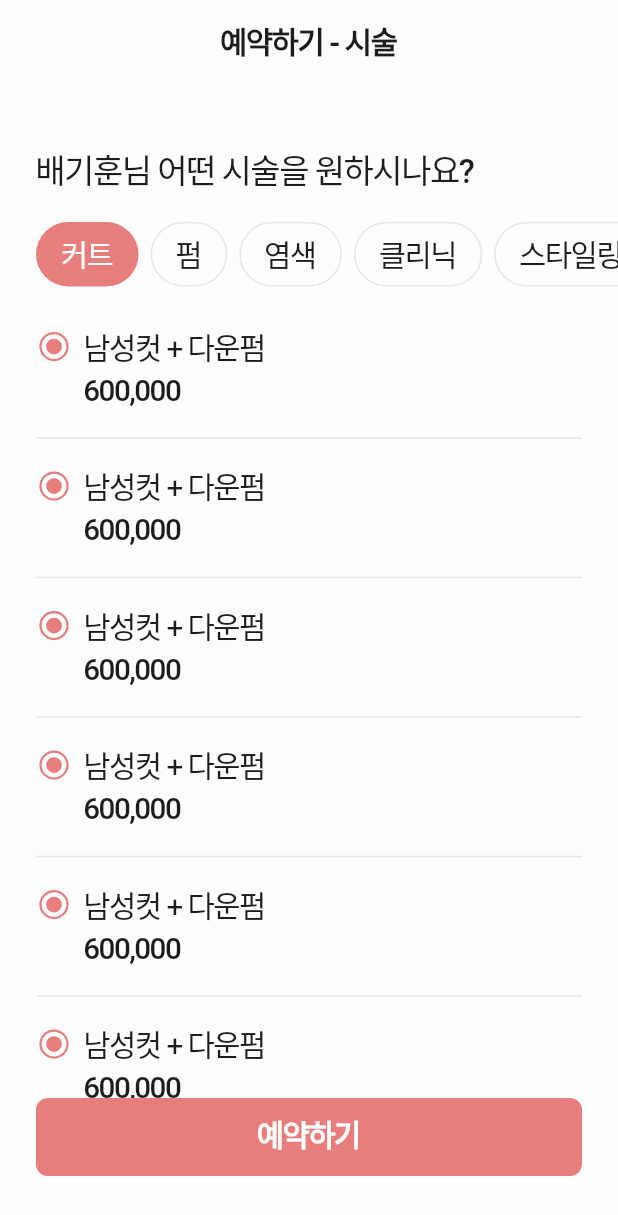
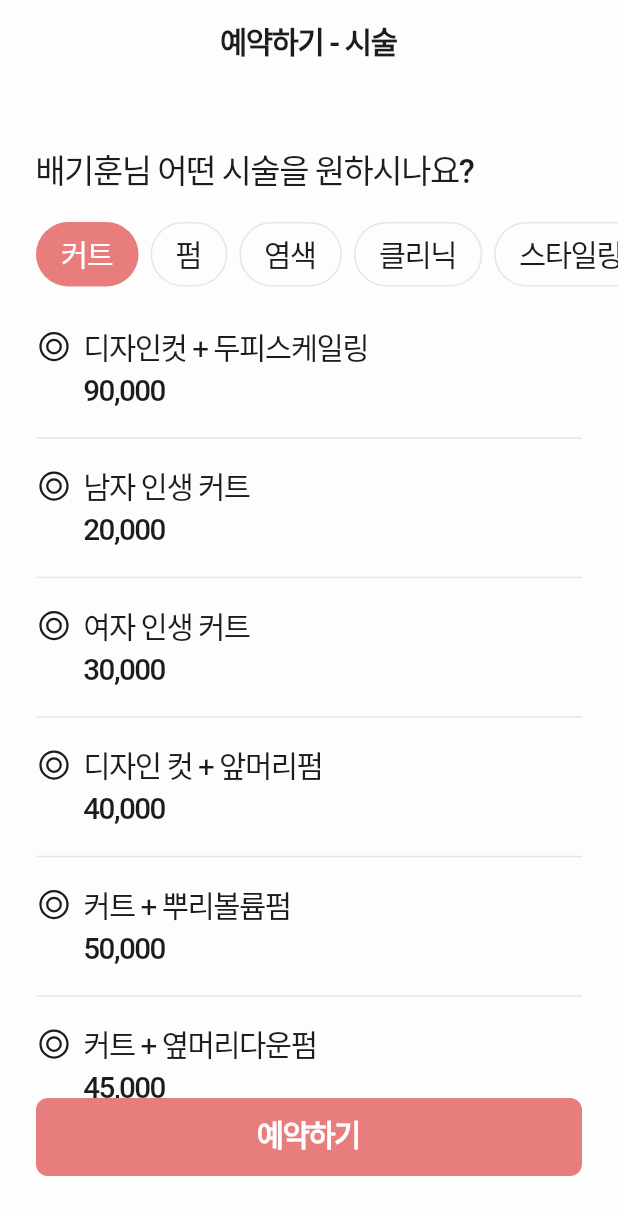
Before and after one commit to yeongwooCho/fall_in_love_with_beauty, a Flutter app: the SelectKindOfResultScreen widget shown alone on an empty page, opened directly, on a phone screen of 412 x 824 dp. Shown: the top 1215 px of the screen. Run offline on Flutter 3.47's test engine with Material 3 defaults, Android fonts, the phone set to English and light mode, and no system bars; our stand-ins replace flutter_riverpod, fluttertoast, go_router, grouped_list, loading_animation_widget, multi_dropdown and 2 more; Roboto replaces fonts that are missing (Pretendard).

Commit message:
[feat] 시술 선택화면 구현

```diff
--- a/lib/reserve/model/reservation_model.dart
+++ b/lib/reserve/model/reservation_model.dart
@@ -5,12 +5,16 @@ class ReservationModel {
   final String id;
   final ProductModel product;
   final DesignerModel designer;
+  final String result;
+  final String status;
   final DateTime createdAt;
 
   ReservationModel({
     required this.id,
     required this.product,
     required this.designer,
+    required this.result,
+    this.status = '예약완료',
     required this.createdAt,
   });
 
@@ -18,12 +22,16 @@ class ReservationModel {
     String? id,
     ProductModel? product,
     DesignerModel? designer,
+    String? result,
+    String? status,
     DateTime? createdAt,
   }) {
     return ReservationModel(
       id: id ?? this.id,
       product: product ?? this.product,
       designer: designer ?? this.designer,
+      result: result ?? this.result,
+      status: status ?? this.status,
       createdAt: createdAt ?? this.createdAt,
     );
   }
--- a/lib/reserve/provider/reservation_provider.dart
+++ b/lib/reserve/provider/reservation_provider.dart
@@ -68,6 +68,7 @@ class ReservationStateNotifier extends StateNotifier<List<ReservationModel>> {
         product: product,
         designer: designer,
         createdAt: DateTime(2024, index, 15),
+        result: '남성컷 + 다운펌',
       ),
     );
   }
--- a/lib/reserve/view/select_kind_of_result_screen.dart
+++ b/lib/reserve/view/select_kind_of_result_screen.dart
@@ -1,3 +1,4 @@
+import 'package:collection/collection.dart';
 import 'package:fall_in_love_with_beauty/common/component/default_button.dart';
 import 'package:fall_in_love_with_beauty/common/component/horizontal_button_list.dart';
 import 'package:fall_in_love_with_beauty/common/const/colors.dart';
@@ -10,22 +11,65 @@ import 'package:flutter/material.dart';
 import 'package:go_router/go_router.dart';
 import 'package:phosphor_flutter/phosphor_flutter.dart';
 
-class SelectKindOfResultScreen extends StatelessWidget {
+class SelectKindOfResultScreen extends StatefulWidget {
   static String get routeName => 'select_kind';
 
   const SelectKindOfResultScreen({super.key});
 
   @override
+  State<SelectKindOfResultScreen> createState() =>
+      _SelectKindOfResultScreenState();
+}
+
+class _SelectKindOfResultScreenState extends State<SelectKindOfResultScreen> {
+  final Map<String, Map<String, int>> kindOfResult = {
+    '커트': {
+      '디자인컷 + 두피스케일링': 90000,
+      '남자 인생 커트': 20000,
+      '여자 인생 커트': 30000,
+      '디자인 컷 + 앞머리펌': 40000,
+      '커트 + 뿌리볼륨펌': 50000,
+      '커트 + 옆머리다운펌': 45000,
+      '커트 + 옆,뒷머리다운펌': 55000
+    },
+    '펌': {
+      '남성컷 + 다운펌': 45000,
+      '뿌리 볼륨펌': 60000,
+      'C컬펌': 80000,
+      '히피펌': 80000,
+      '셋팅열펌': 90000
+    },
+    '염색': {
+      '전체염색 + 트리트먼트': 120000,
+      '뿌리염색 + 커트': 90000,
+      '뿌리탈색': 80000,
+      '복구염색': 92000,
+      '리터치': 77000
+    },
+    '클리닉': {'베이직케어': 30000, '클래식케어': 34000, '스폐셜큐어': 47000, '프리미엄 헤드스파': 66000},
+    '스타일링': {
+      '자신감 넘치는 남자 스타일링': 30000,
+      '아이롱 드라이': 45000,
+      '브로우 드라이': 66000,
+      '붙임머리': 54000,
+      '릴렉싱샴푸': 24000
+    },
+  };
+
+  String selectedKey = '커트';
+  String selectedValue = '';
+
+  @override
   Widget build(BuildContext context) {
     return DefaultLayout(
-      appbar: DefaultAppBar(title: '예약하기 - 시술'),
+      appbar: const DefaultAppBar(title: '예약하기 - 시술'),
       child: Padding(
         padding: const EdgeInsets.symmetric(vertical: 40.0),
         child: Column(
           crossAxisAlignment: CrossAxisAlignment.stretch,
           children: [
-            Padding(
-              padding: const EdgeInsets.only(left: 24.0, bottom: 20.0),
+            const Padding(
+              padding: EdgeInsets.only(left: 24.0, bottom: 20.0),
               child: Text(
                 '배기훈님 어떤 시술을 원하시나요?',
                 style: MyTextStyle.bodyTitleMedium,
@@ -33,26 +77,16 @@ class SelectKindOfResultScreen extends StatelessWidget {
             ),
             HorizontalButtonList(
               buttons: [
-                HorizontalButtonModel(
-                  title: '커트',
-                  onTap: () {},
-                ),
-                HorizontalButtonModel(
-                  title: '펌',
-                  onTap: () {},
-                ),
-                HorizontalButtonModel(
-                  title: '염색',
-                  onTap: () {},
-                ),
-                HorizontalButtonModel(
-                  title: '클리닉',
-                  onTap: () {},
-                ),
-                HorizontalButtonModel(
-                  title: '스타일링',
-                  onTap: () {},
-                ),
+                ...kindOfResult.keys.mapIndexed(
+                  (index, element) => HorizontalButtonModel(
+                    title: element,
+                    onTap: () {
+                      setState(() {
+                        selectedKey = element;
+                      });
+                    },
+                  ),
+                )
               ],
             ),
             Expanded(
@@ -62,12 +96,20 @@ class SelectKindOfResultScreen extends StatelessWidget {
                     horizontal: 24.0, vertical: 20.0),
                 shrinkWrap: true,
                 itemBuilder: (BuildContext context, int index) {
+                  final title = kindOfResult[selectedKey]!.keys.toList()[index];
+                  final price =
+                      kindOfResult[selectedKey]!.values.toList()[index];
+
                   return InkWell(
-                    onTap: () {},
+                    onTap: () {
+                      setState(() {
+                        selectedValue = title;
+                      });
+                    },
                     child: TitleAndPrice(
-                      title: '남성컷 + 다운펌',
-                      price: 600000,
-                      isSelected: true,
+                      title: title,
+                      price: price,
+                      isSelected: selectedValue == title,
                     ),
                   );
                 },
@@ -77,7 +119,7 @@ class SelectKindOfResultScreen extends StatelessWidget {
                     color: MyColor.middleGrey,
                   );
                 },
-                itemCount: 10,
+                itemCount: kindOfResult[selectedKey]!.length,
               ),
             ),
             Padding(
```
